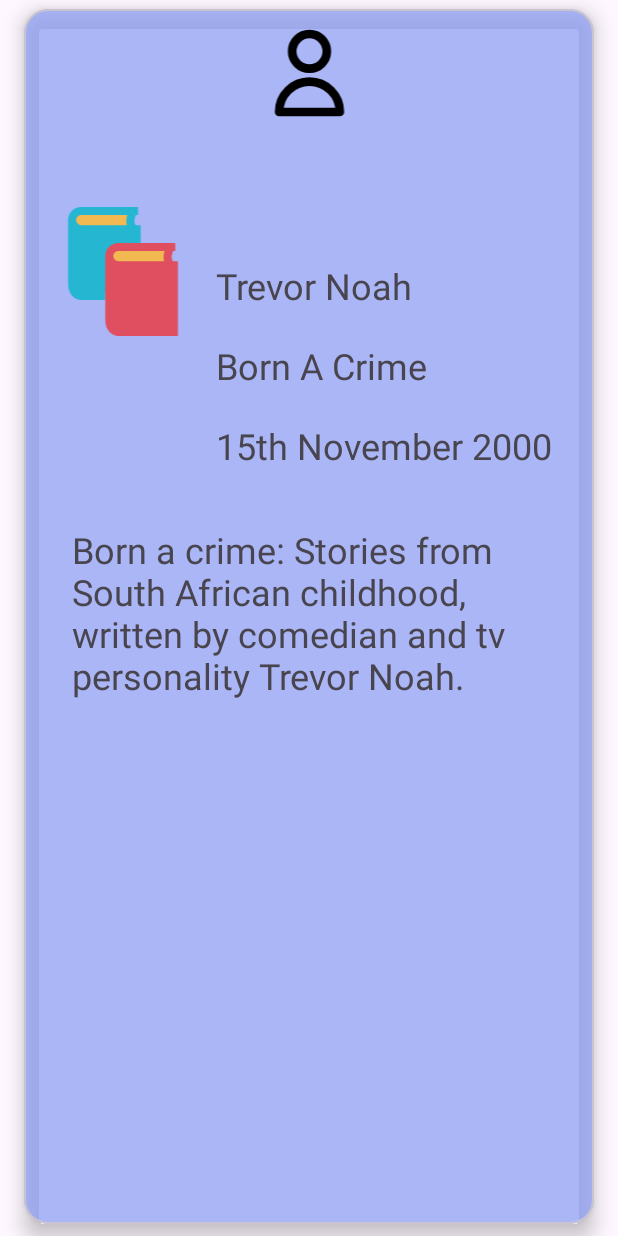
After one commit to Gladwell-Wanjiku/kotlinnewsreader, an Android app: the layout author_details.xml on its own in the app's theme, with its tools: preview values and no code run, on a phone screen of 412 x 824 dp. The commit adds this screen. Run offline under Robolectric (Android 15) with nearby library versions, the phone set to English and light mode, and no system bars.

Commit message:
first commit

```diff
--- /dev/null
+++ b/app/src/main/java/com/akirachix/newsreader/Book.kt
@@ -0,0 +1,8 @@
+package com.akirachix.newsreader
+
+data class Book(
+    var name: String,
+    var title: String,
+    var date: String,
+    var avatar: String
+)
--- /dev/null
+++ b/app/src/main/java/com/akirachix/newsreader/BookAdapter.kt
@@ -0,0 +1,34 @@
+package com.akirachix.newsreader
+
+import android.view.LayoutInflater
+import android.view.View
+import android.widget.TextView
+import android.view.ViewGroup
+import androidx.recyclerview.widget.RecyclerView
+
+class BookAdapter (var bookList: List<Book>)
+    :RecyclerView.Adapter<BooksViewHolder>(){
+    override fun onCreateViewHolder(parent: ViewGroup, viewType: Int): BooksViewHolder {
+        val itemView = LayoutInflater.from(parent.context).inflate(R.layout.author_details,parent,false)
+        return  BooksViewHolder(itemView)
+    }
+
+    override fun onBindViewHolder(holder: BooksViewHolder, position: Int) {
+       val book = bookList[position]
+        holder.tvAuthor.text = book.name
+        holder.tvTitle.text = book.title
+        holder.tvPublishing.text = book.date
+
+    }
+
+    override fun getItemCount(): Int {
+       return bookList.size
+    }
+
+}
+class BooksViewHolder(itemView: View): RecyclerView.ViewHolder(itemView){
+    var tvAuthor = itemView.findViewById<TextView>(R.id.tvAuthor)
+    var tvTitle = itemView.findViewById<TextView>(R.id.tvTitle)
+    var tvPublishing = itemView.findViewById<TextView>(R.id.tvPublishing)
+    var tvPreview = itemView.findViewById<TextView>(R.id.tvPreview)
+}
--- a/app/src/main/java/com/akirachix/newsreader/MainActivity.kt
+++ b/app/src/main/java/com/akirachix/newsreader/MainActivity.kt
@@ -5,16 +5,29 @@ import androidx.activity.enableEdgeToEdge
 import androidx.appcompat.app.AppCompatActivity
 import androidx.core.view.ViewCompat
 import androidx.core.view.WindowInsetsCompat
+import androidx.recyclerview.widget.LinearLayoutManager
+import com.akirachix.newsreader.databinding.ActivityMainBinding
 
 class MainActivity : AppCompatActivity() {
+    lateinit var binding: ActivityMainBinding
     override fun onCreate(savedInstanceState: Bundle?) {
         super.onCreate(savedInstanceState)
-        enableEdgeToEdge()
-        setContentView(R.layout.activity_main)
-        ViewCompat.setOnApplyWindowInsetsListener(findViewById(R.id.main)) { v, insets ->
-            val systemBars = insets.getInsets(WindowInsetsCompat.Type.systemBars())
-            v.setPadding(systemBars.left, systemBars.top, systemBars.right, systemBars.bottom)
-            insets
-        }
+        binding = ActivityMainBinding.inflate(layoutInflater)
+        setContentView(binding.root)
+        binding.rvNews.layoutManager = LinearLayoutManager(this)
+        displayBooks()
+    }
+    fun displayBooks(){
+        val book2 = Book("Anabel Winner", "New Wins", "11/1/2001", "",)
+        val book3 = Book("Catherine Maina", "The Milestone", "10/1/2002", "",)
+        val book4 = Book("Abigail Peter", "Step by Step", "9/1/2003", "",)
+        val book5 = Book("Peter Andy", "Love, Life, Laugh", "8/1/2004", "")
+        val book6 = Book("Ann Beccy", "Let the Game Begin", "7/1/2005", "",)
+        val book7 = Book("Gladwell Wanjiku", "My Experience", "6/1/2006", "",)
+        val book8 = Book("Rebecca Shasa", "We Shall Get There", "5/1/2007", "")
+        val myBooks= listOf(book2,book3,book4,book5,book6,book7,book8)
+
+        val bookAdapter = BookAdapter(myBooks)
+        binding.rvNews.adapter= bookAdapter
     }
 }
--- /dev/null
+++ b/app/src/main/res/drawable/books_book_svgrepo_com.xml
@@ -0,0 +1,13 @@
+<vector xmlns:android="http://schemas.android.com/apk/res/android" android:height="24dp" android:viewportHeight="512.02" android:viewportWidth="512.02" android:width="24dp">
+
+    <path android:fillColor="#F2B851" android:pathData="M59.34,28.66h218.67v49.14h-218.67z"/>
+
+    <path android:fillColor="#25B6D2" android:pathData="M326.36,142.78V72.1H89.91c-11.01,0 -19.95,-8.99 -19.95,-20.05S78.92,32 89.91,32h225.74V0H89.91C61.27,0 37.96,23.34 37.96,52.05v251.66c0,22.67 6.38,40.06 18.98,51.7c13.63,12.61 29.76,13.82 35.09,13.82c0.99,0 1.62,-0.05 1.76,-0.06h91.86v-32"/>
+
+    <path android:fillColor="#F2B851" android:pathData="M209.29,169.5h218.67v49.14h-218.67z"/>
+
+    <path android:fillColor="#25B6D2" android:pathData="M286.86,98.72c-1.5,-1.39 -36.37,-34.45 -2.94,-90.99l27.54,16.29c-19.49,32.99 -4.46,49.58 -2.7,51.38L286.86,98.72z"/>
+
+    <path android:fillColor="#E04F5F" android:pathData="M453.94,214.86c-3.68,-5.71 -8.54,-18.91 1.22,-40.1h8.19v-32H326.36h-32h-56.75c-28.64,0 -51.95,23.34 -51.95,52.05v142.37v32v77.31c0,22.67 6.38,40.06 18.99,51.7c13.62,12.61 29.74,13.82 35.07,13.82c0.99,0 1.62,-0.05 1.76,-0.06h232.58V214.86H453.94zM237.61,214.86c-11.01,0 -19.95,-8.99 -19.95,-20.05s8.96,-20.05 19.95,-20.05h183.22c-4.88,16.13 -4.19,29.58 -1.31,40.1L237.61,214.86L237.61,214.86z"/>
+
+</vector>
--- /dev/null
+++ b/app/src/main/res/drawable/user_svgrepo_com__2_.xml
@@ -0,0 +1,7 @@
+<vector xmlns:android="http://schemas.android.com/apk/res/android" android:height="24dp" android:viewportHeight="24" android:viewportWidth="24" android:width="24dp">
+
+    <path android:fillColor="#00000000" android:pathData="M16,7C16,9.209 14.209,11 12,11C9.791,11 8,9.209 8,7C8,4.791 9.791,3 12,3C14.209,3 16,4.791 16,7Z" android:strokeColor="#000000" android:strokeLineCap="round" android:strokeLineJoin="round" android:strokeWidth="2"/>
+
+    <path android:fillColor="#00000000" android:pathData="M12,14C8.134,14 5,17.134 5,21H19C19,17.134 15.866,14 12,14Z" android:strokeColor="#000000" android:strokeLineCap="round" android:strokeLineJoin="round" android:strokeWidth="2"/>
+
+</vector>
--- a/app/src/main/res/layout/activity_main.xml
+++ b/app/src/main/res/layout/activity_main.xml
@@ -13,6 +13,9 @@
         android:layout_height="729dp"
         app:layout_constraintBottom_toBottomOf="parent"
         app:layout_constraintEnd_toEndOf="parent"
+        app:layout_constraintHorizontal_bias="1.0"
         app:layout_constraintStart_toStartOf="parent"
-        app:layout_constraintTop_toTopOf="parent" />
+        app:layout_constraintTop_toTopOf="parent"
+        app:layout_constraintVertical_bias="0.0"
+        tools:listitem="@layout/author_details" />
 </androidx.constraintlayout.widget.ConstraintLayout>
--- /dev/null
+++ b/app/src/main/res/layout/author_details.xml
@@ -0,0 +1,114 @@
+<?xml version="1.0" encoding="utf-8"?>
+<com.google.android.material.card.MaterialCardView xmlns:android="http://schemas.android.com/apk/res/android"
+    xmlns:app="http://schemas.android.com/apk/res-auto"
+    xmlns:tools="http://schemas.android.com/tools"
+    android:layout_width="wrap_content"
+    android:layout_height="match_parent"
+    android:layout_marginBottom="8dp"
+    android:layout_marginTop="6dp"
+    android:layout_marginStart="16dp"
+    android:layout_marginEnd="16dp"
+    app:cardCornerRadius="16dp"
+    app:cardElevation="8dp"
+    app:cardBackgroundColor="#B68B9DF4">
+
+    <androidx.constraintlayout.widget.ConstraintLayout
+        android:layout_width="match_parent"
+        android:layout_height="wrap_content">
+
+        <ImageView
+            android:id="@+id/IvAuthor"
+            android:layout_width="90dp"
+            android:layout_height="116dp"
+            android:layout_marginStart="16dp"
+            android:layout_marginTop="16dp"
+            android:layout_marginEnd="380dp"
+            android:layout_marginBottom="1148dp"
+            app:layout_constraintBottom_toBottomOf="parent"
+            app:layout_constraintEnd_toEndOf="parent"
+            app:layout_constraintHorizontal_bias="1.0"
+            app:layout_constraintStart_toStartOf="parent"
+            app:layout_constraintTop_toTopOf="parent"
+            app:layout_constraintVertical_bias="0.0"
+            app:srcCompat="@drawable/user_svgrepo_com__2_" />
+
+        <ImageView
+            android:id="@+id/IvBook"
+            android:layout_width="92dp"
+            android:layout_height="86dp"
+            android:layout_marginStart="20dp"
+            app:layout_constraintStart_toStartOf="parent"
+            app:layout_constraintTop_toBottomOf="@+id/IvAuthor"
+            app:srcCompat="@drawable/books_book_svgrepo_com" />
+
+        <TextView
+            android:id="@+id/tvTitle"
+            android:layout_width="0dp"
+            android:layout_height="45dp"
+            android:layout_marginStart="16dp"
+            android:layout_marginTop="8dp"
+            android:layout_marginEnd="16dp"
+            android:text="Born A Crime"
+            android:textSize="24sp"
+            app:layout_constraintEnd_toEndOf="parent"
+            app:layout_constraintHorizontal_bias="0.0"
+            app:layout_constraintStart_toEndOf="@+id/IvBook"
+            app:layout_constraintTop_toBottomOf="@+id/tvAuthor" />
+
+        <TextView
+            android:id="@+id/tvPublishing"
+            android:layout_width="0dp"
+            android:layout_height="45dp"
+            android:layout_marginStart="16dp"
+            android:layout_marginTop="8dp"
+            android:layout_marginEnd="16dp"
+            android:text="15th November 2000"
+            android:textSize="24sp"
+            app:layout_constraintEnd_toEndOf="parent"
+            app:layout_constraintHorizontal_bias="0.0"
+            app:layout_constraintStart_toEndOf="@+id/IvBook"
+            app:layout_constraintTop_toBottomOf="@+id/tvTitle" />
+
+        <TextView
+            android:id="@+id/tvPreview"
+            android:layout_width="0dp"
+            android:layout_height="166dp"
+            android:layout_marginStart="32dp"
+            android:layout_marginTop="8dp"
+            android:layout_marginEnd="32dp"
+            android:text="Born a crime: Stories from South African childhood, written by comedian and tv personality Trevor Noah. "
+            android:textSize="24sp"
+            app:layout_constraintBottom_toBottomOf="parent"
+            app:layout_constraintEnd_toEndOf="parent"
+            app:layout_constraintHorizontal_bias="0.0"
+            app:layout_constraintStart_toStartOf="parent"
+            app:layout_constraintTop_toBottomOf="@+id/tvPublishing"
+            app:layout_constraintVertical_bias="0.051" />
+
+        <TextView
+            android:id="@+id/tvAuthor"
+            android:layout_width="0dp"
+            android:layout_height="45dp"
+            android:layout_marginStart="16dp"
+            android:layout_marginTop="36dp"
+            android:layout_marginEnd="16dp"
+            android:text="Trevor Noah"
+            android:textSize="24sp"
+            app:layout_constraintEnd_toEndOf="parent"
+            app:layout_constraintHorizontal_bias="0.0"
+            app:layout_constraintStart_toEndOf="@+id/IvBook"
+            app:layout_constraintTop_toTopOf="@+id/IvBook" />
+
+        <ImageView
+            android:id="@+id/ivAuthor"
+            android:layout_width="78dp"
+            android:layout_height="69dp"
+            android:layout_marginStart="16dp"
+            android:layout_marginTop="8dp"
+            android:layout_marginEnd="16dp"
+            app:layout_constraintEnd_toEndOf="parent"
+            app:layout_constraintStart_toStartOf="parent"
+            app:layout_constraintTop_toTopOf="parent"
+            app:srcCompat="@drawable/user_svgrepo_com__2_" />
+    </androidx.constraintlayout.widget.ConstraintLayout>
+</com.google.android.material.card.MaterialCardView>
```
